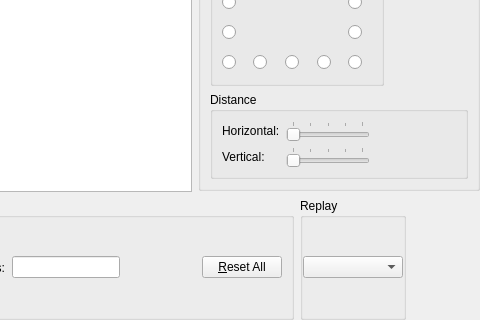
Qt form src/Module/src/Formation/FormationWidget.ui (till213/SkyDolly) before a commit; both pictures show x 328 to 808 and y 128 to 448 of the 808 by 448 pixel window.
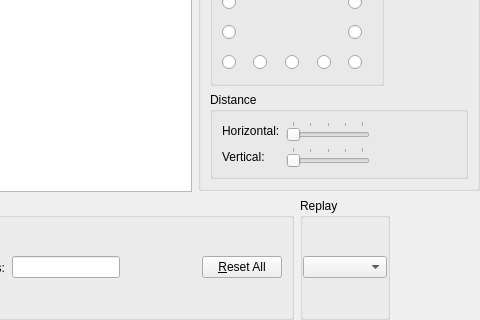
The same form after that commit. Icons and pictures are not drawn. Custom widgets are drawn as their Qt base class.

Commit message: Remove minimal height (70) for bottom groups

The edit to the form file:
```diff
--- a/src/Module/src/Formation/FormationWidget.ui
+++ b/src/Module/src/Formation/FormationWidget.ui
@@ -1082,12 +1082,6 @@
          <verstretch>0</verstretch>
         </sizepolicy>
        </property>
-       <property name="minimumSize">
-        <size>
-         <width>0</width>
-         <height>70</height>
-        </size>
-       </property>
        <property name="title">
         <string>Replay</string>
        </property>
@@ -1107,17 +1101,11 @@
         <item row="0" column="0">
          <widget class="QComboBox" name="replayModeComboBox">
           <property name="sizePolicy">
-           <sizepolicy hsizetype="MinimumExpanding" vsizetype="Fixed">
+           <sizepolicy hsizetype="Expanding" vsizetype="Fixed">
             <horstretch>0</horstretch>
             <verstretch>0</verstretch>
            </sizepolicy>
           </property>
-          <property name="minimumSize">
-           <size>
-            <width>100</width>
-            <height>0</height>
-           </size>
-          </property>
          </widget>
         </item>
        </layout>
```
Left out of the diff: 12 changed lines with no effect on the pictures.
